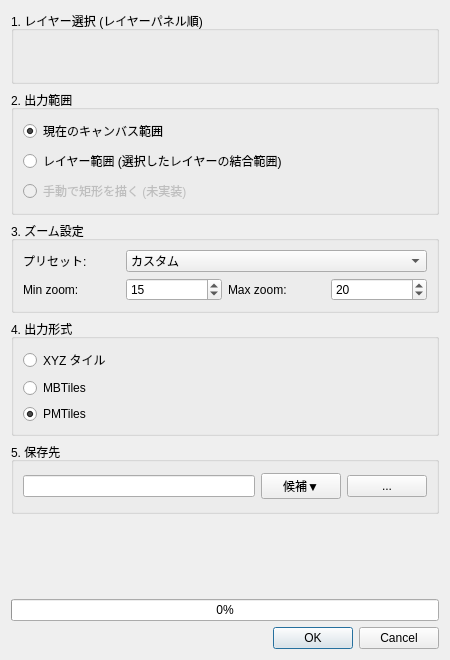
sato-dotcom/pmtiles_exporter_for_QGIS, file pmtiles_exporter_dialog_base.ui: the form before one commit.
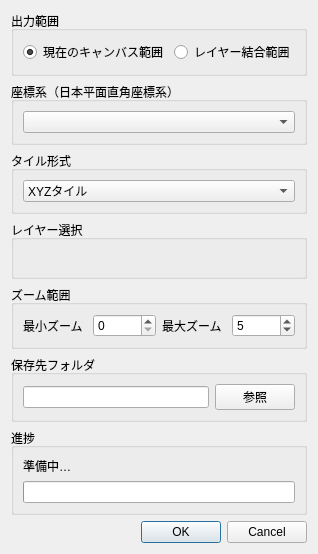
The form after the commit.

The edit to the form file:
```diff
--- a/pmtiles_exporter_dialog_base.ui
+++ b/pmtiles_exporter_dialog_base.ui
@@ -2,14 +2,6 @@
 <ui version="4.0">
  <class>PMTilesExporterDialogBase</class>
  <widget class="QDialog" name="PMTilesExporterDialogBase">
-  <property name="geometry">
-   <rect>
-    <x>0</x>
-    <y>0</y>
-    <width>450</width>
-    <height>660</height>
-   </rect>
-  </property>
   <property name="windowTitle">
    <string>PMTiles Exporter for QGIS</string>
   </property>
@@ -17,21 +9,9 @@
    <item>
     <widget class="QGroupBox" name="groupBox_Layer">
      <property name="title">
-      <string>1. レイヤー選択 (レイヤーパネル順)</string>
+      <string>出力範囲</string>
      </property>
-     <layout class="QVBoxLayout" name="verticalLayout_2">
-      <item>
-       <widget class="QWidget" name="layer_tree_container" native="true"/>
-      </item>
-     </layout>
-    </widget>
-   </item>
-   <item>
-    <widget class="QGroupBox" name="groupBox_Extent">
-     <property name="title">
-      <string>2. 出力範囲</string>
-     </property>
-     <layout class="QVBoxLayout" name="verticalLayout_3">
+     <layout class="QHBoxLayout">
       <item>
        <widget class="QRadioButton" name="radCanvas">
         <property name="text">
@@ -45,41 +25,40 @@
       <item>
        <widget class="QRadioButton" name="radLayer">
         <property name="text">
-         <string>レイヤー範囲 (選択したレイヤーの結合範囲)</string>
+         <string>レイヤー結合範囲</string>
         </property>
        </widget>
       </item>
+     </layout>
+    </widget>
+   </item>
+
+   <!-- CRS選択 -->
+   <item>
+    <widget class="QGroupBox" name="groupCRS">
+     <property name="title">
+      <string>座標系（日本平面直角座標系）</string>
+     </property>
+     <layout class="QHBoxLayout">
       <item>
-       <widget class="QRadioButton" name="radDraw">
-        <property name="text">
-         <string>手動で矩形を描く (未実装)</string>
-        </property>
-        <property name="enabled">
-         <bool>false</bool>
-        </property>
-       </widget>
+       <widget class="QComboBox" name="cmbCRS"/>
       </item>
      </layout>
     </widget>
    </item>
+
+   <!-- タイル形式選択 -->
    <item>
     <widget class="QGroupBox" name="groupBox_Zoom">
      <property name="title">
-      <string>3. ズーム設定</string>
+      <string>タイル形式</string>
      </property>
-     <layout class="QGridLayout" name="gridLayout">
-      <item row="0" column="0">
-       <widget class="QLabel" name="labelPreset">
-        <property name="text">
-         <string>プリセット:</string>
-        </property>
-       </widget>
-      </item>
-      <item row="0" column="1" colspan="3">
-       <widget class="QComboBox" name="cmbPreset">
+     <layout class="QHBoxLayout">
+      <item>
+       <widget class="QComboBox" name="cmbTileFormat">
         <item>
          <property name="text">
-          <string>カスタム</string>
+          <string>XYZタイル</string>
          </property>
         </item>
         <item>
@@ -99,96 +78,91 @@
         </item>
        </widget>
       </item>
-      <item row="1" column="0">
+     </layout>
+    </widget>
+   </item>
+
+   <!-- レイヤーツリー -->
+   <item>
+    <widget class="QGroupBox" name="groupLayers">
+     <property name="title">
+      <string>レイヤー選択</string>
+     </property>
+     <layout class="QVBoxLayout">
+      <item>
+       <widget class="QWidget" name="layer_tree_container">
+        <layout class="QVBoxLayout" name="layerTreeLayout"/>
+       </widget>
+      </item>
+     </layout>
+    </widget>
+   </item>
+
+   <!-- ズーム範囲 -->
+   <item>
+    <widget class="QGroupBox" name="groupZoom">
+     <property name="title">
+      <string>ズーム範囲</string>
+     </property>
+     <layout class="QHBoxLayout">
+      <item>
        <widget class="QLabel" name="labelMinZoom">
         <property name="text">
-         <string>Min zoom:</string>
+         <string>最小ズーム</string>
         </property>
        </widget>
       </item>
-      <item row="1" column="1">
+      <item>
        <widget class="QSpinBox" name="spinMinZoom">
+        <property name="minimum">
+         <number>0</number>
+        </property>
         <property name="maximum">
          <number>22</number>
         </property>
         <property name="value">
-         <number>15</number>
+         <number>0</number>
         </property>
        </widget>
       </item>
-      <item row="1" column="2">
+      <item>
        <widget class="QLabel" name="labelMaxZoom">
         <property name="text">
-         <string>Max zoom:</string>
+         <string>最大ズーム</string>
         </property>
        </widget>
       </item>
-      <item row="1" column="3">
+      <item>
        <widget class="QSpinBox" name="spinMaxZoom">
+        <property name="minimum">
+         <number>0</number>
+        </property>
         <property name="maximum">
          <number>22</number>
         </property>
         <property name="value">
-         <number>20</number>
+         <number>5</number>
         </property>
        </widget>
       </item>
      </layout>
     </widget>
    </item>
+
+   <!-- 保存先 -->
    <item>
     <widget class="QGroupBox" name="groupBox_Format">
      <property name="title">
-      <string>4. 出力形式</string>
+      <string>保存先フォルダ</string>
      </property>
-     <layout class="QVBoxLayout" name="verticalLayout_Format">
-      <item>
-       <widget class="QRadioButton" name="radio_xyz">
-        <property name="text">
-         <string>XYZ タイル</string>
-        </property>
-       </widget>
-      </item>
-      <item>
-       <widget class="QRadioButton" name="radio_mbtiles">
-        <property name="text">
-         <string>MBTiles</string>
-        </property>
-       </widget>
-      </item>
-      <item>
-       <widget class="QRadioButton" name="radio_pmtiles">
-        <property name="text">
-         <string>PMTiles</string>
-        </property>
-        <property name="checked">
-         <bool>true</bool>
-        </property>
-       </widget>
-      </item>
-     </layout>
-    </widget>
-   </item>
-   <item>
-    <widget class="QGroupBox" name="groupBox_Output">
-     <property name="title">
-      <string>5. 保存先</string>
-     </property>
-     <layout class="QHBoxLayout" name="horizontalLayout">
+     <layout class="QHBoxLayout">
       <item>
        <widget class="QLineEdit" name="txtOutputPath"/>
       </item>
-      <item>
-       <widget class="QPushButton" name="btnCandidates">
-        <property name="text">
-         <string>候補▼</string>
-        </property>
-       </widget>
-      </item>
       <item>
        <widget class="QPushButton" name="btnBrowse">
         <property name="text">
-         <string>...</string>
+         <string>参照</string>
         </property>
        </widget>
       </item>
@@ -196,30 +170,35 @@
     </widget>
    </item>
    <item>
-    <widget class="QLabel" name="label_progress">
-     <property name="text">
-      <string/>
+    <widget class="QGroupBox" name="groupProgress">
+     <property name="title">
+      <string>進捗</string>
      </property>
-     <property name="visible">
-      <bool>false</bool>
-     </property>
+     <layout class="QVBoxLayout">
+      <item>
+       <widget class="QLabel" name="label_progress">
+        <property name="text">
+         <string>準備中…</string>
+        </property>
+        <property name="visible">
+         <bool>false</bool>
+        </property>
+       </widget>
+      </item>
+      <item>
+       <widget class="QProgressBar" name="progressBar">
+        <property name="visible">
+         <bool>false</bool>
+        </property>
+       </widget>
+      </item>
+     </layout>
     </widget>
    </item>
-   <item>
-    <widget class="QProgressBar" name="progressBar">
-     <property name="value">
-      <number>0</number>
-     </property>
-     <property name="visible">
-      <bool>false</bool>
-     </property>
-    </widget>
-   </item>
+
+   <!-- OK / Cancel -->
    <item>
     <widget class="QDialogButtonBox" name="buttonBox">
-     <property name="orientation">
-      <enum>Qt::Horizontal</enum>
-     </property>
      <property name="standardButtons">
       <set>QDialogButtonBox::Cancel|QDialogButtonBox::Ok</set>
      </property>
```
Left out of the diff: 35 changed lines with no effect on the pictures.
